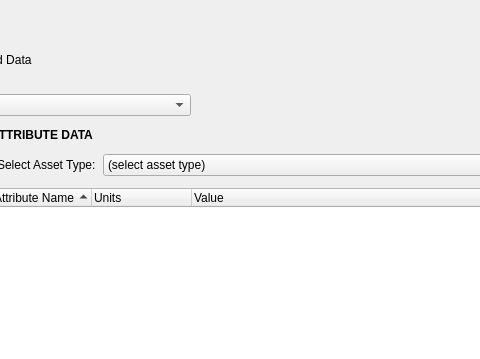
First picture: the form in gui/metadatadialog.ui, repository petermbach/urbanbeats-pss, before the edit; both pictures show x 341 to 821 and y 0 to 359 of the 942 by 602 pixel window.
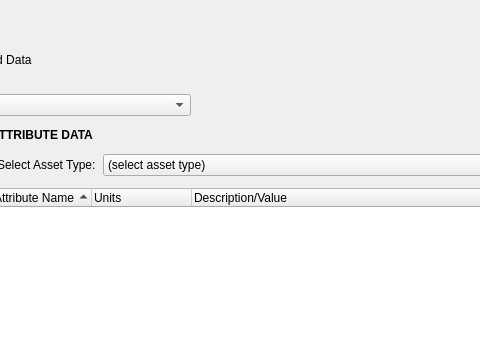
Second picture: the form after the edit. Icons and pictures are not drawn.

Commit message: Some GUI modifications in preparation for more implementation of older features.

What changed in the file:
```diff
--- a/gui/metadatadialog.ui
+++ b/gui/metadatadialog.ui
@@ -224,7 +224,7 @@
         </column>
         <column>
          <property name="text">
-          <string>Value</string>
+          <string>Description/Value</string>
          </property>
         </column>
        </widget>
```
The commit also changes 3 other files.
